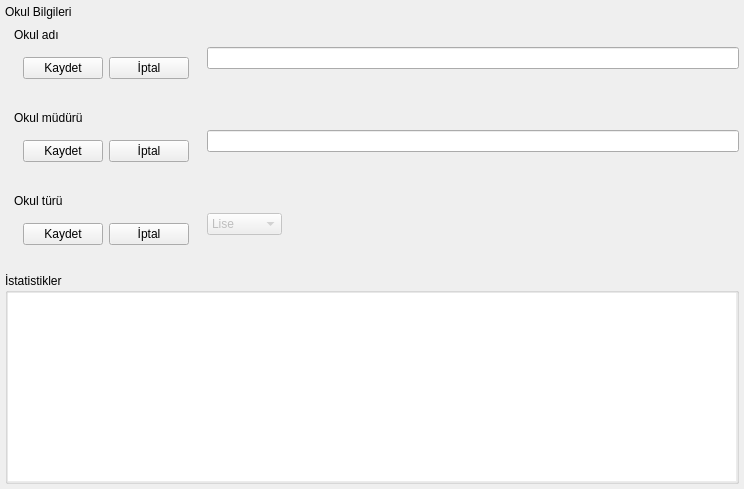
Before: the Qt Designer form Forms/okul_bilgileri_frame.ui in yoseidonn/Kelebek-App, drawn with Qt 5.
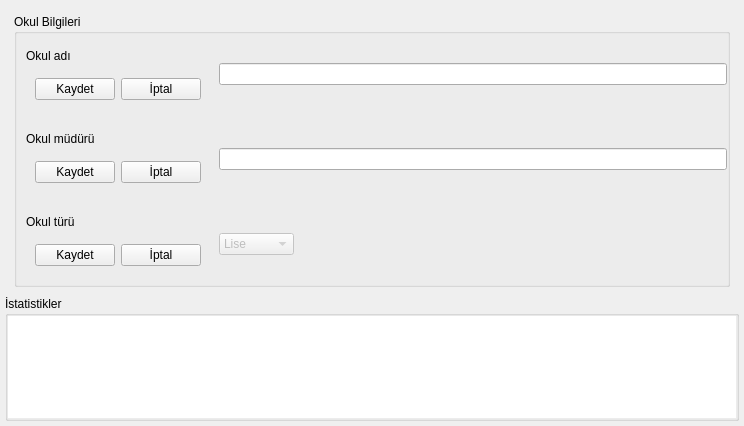
After: the same form once the commit is applied.

```diff
--- a/Forms/okul_bilgileri_frame.ui
+++ b/Forms/okul_bilgileri_frame.ui
@@ -7,7 +7,7 @@
     <x>0</x>
     <y>0</y>
     <width>744</width>
-    <height>489</height>
+    <height>426</height>
    </rect>
   </property>
   <property name="windowTitle">
@@ -34,30 +34,17 @@
    <property name="bottomMargin">
     <number>5</number>
    </property>
-   <item alignment="Qt::AlignTop">
-    <widget class="QLabel" name="label">
-     <property name="text">
-      <string>Okul Bilgileri</string>
-     </property>
-    </widget>
-   </item>
    <item>
-    <widget class="QFrame" name="frame">
+    <widget class="QFrame" name="main">
      <property name="sizePolicy">
       <sizepolicy hsizetype="Preferred" vsizetype="Expanding">
        <horstretch>0</horstretch>
        <verstretch>0</verstretch>
       </sizepolicy>
      </property>
-     <property name="frameShape">
-      <enum>QFrame::StyledPanel</enum>
-     </property>
-     <property name="frameShadow">
-      <enum>QFrame::Raised</enum>
-     </property>
      <layout class="QVBoxLayout" name="verticalLayout_2">
       <property name="spacing">
-       <number>10</number>
+       <number>0</number>
       </property>
       <property name="leftMargin">
        <number>0</number>
@@ -72,12 +59,18 @@
        <number>0</number>
       </property>
       <item>
-       <widget class="QFrame" name="frame_2">
+       <widget class="QFrame" name="frame">
         <property name="frameShape">
          <enum>QFrame::StyledPanel</enum>
         </property>
         <property name="frameShadow">
          <enum>QFrame::Raised</enum>
+        </property>
+        <layout class="QHBoxLayout" name="horizontalLayout_8">
+         <item>
+          <widget class="QGroupBox" name="bilgiler">
+           <property name="title">
+            <string>Okul Bilgileri</string>
         </property>
         <layout class="QHBoxLayout" name="horizontalLayout_4">
          <property name="spacing">
@@ -95,7 +88,7 @@
          <property name="bottomMargin">
           <number>0</number>
          </property>
-         <item alignment="Qt::AlignLeft">
+            <item>
           <widget class="QFrame" name="frame_7">
            <property name="frameShape">
             <enum>QFrame::StyledPanel</enum>
@@ -128,6 +121,16 @@
                <enum>QFrame::Raised</enum>
               </property>
               <layout class="QVBoxLayout" name="verticalLayout_5">
+                  <item>
+                   <widget class="QFrame" name="frame_14">
+                    <property name="frameShape">
+                     <enum>QFrame::StyledPanel</enum>
+                    </property>
+                    <property name="frameShadow">
+                     <enum>QFrame::Raised</enum>
+                    </property>
+                   </widget>
+                  </item>
                <item>
                 <widget class="QLabel" name="nameText">
                  <property name="text">
@@ -444,8 +447,11 @@
         </layout>
        </widget>
       </item>
+        </layout>
+       </widget>
+      </item>
       <item>
-       <widget class="QGroupBox" name="groupBox">
+       <widget class="QGroupBox" name="footer">
         <property name="title">
          <string>İstatistikler</string>
         </property>
```
Left out of the diff: 4 changed lines with no effect on the pictures. Lines whose indentation alone changed are shown as unchanged.
